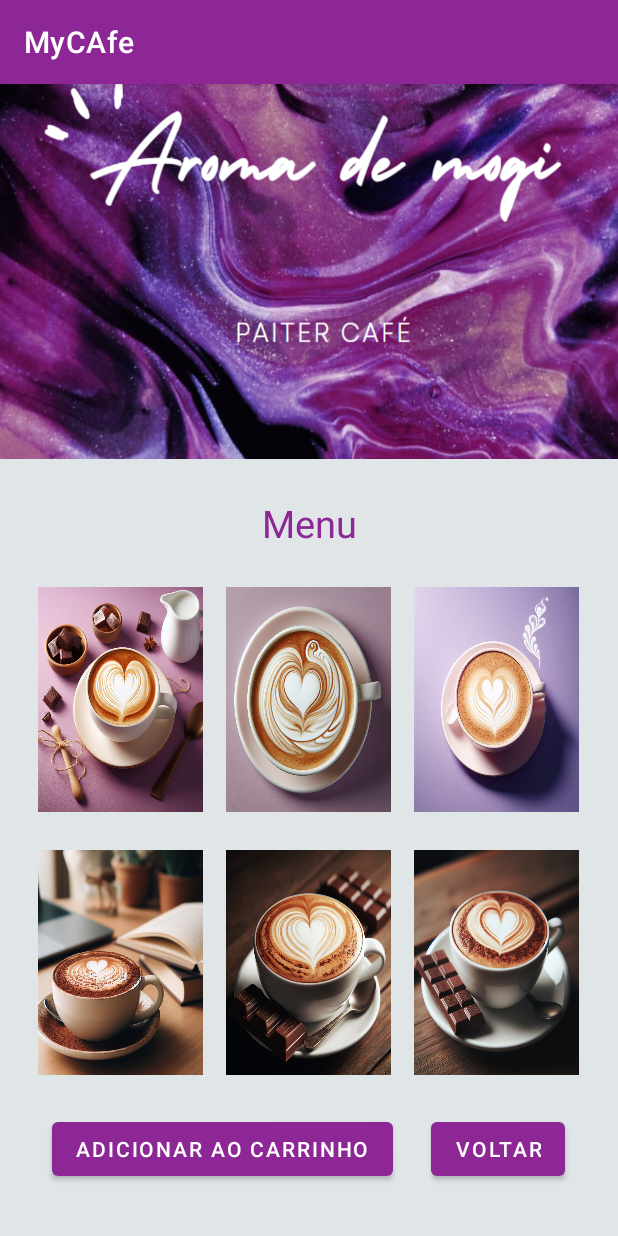
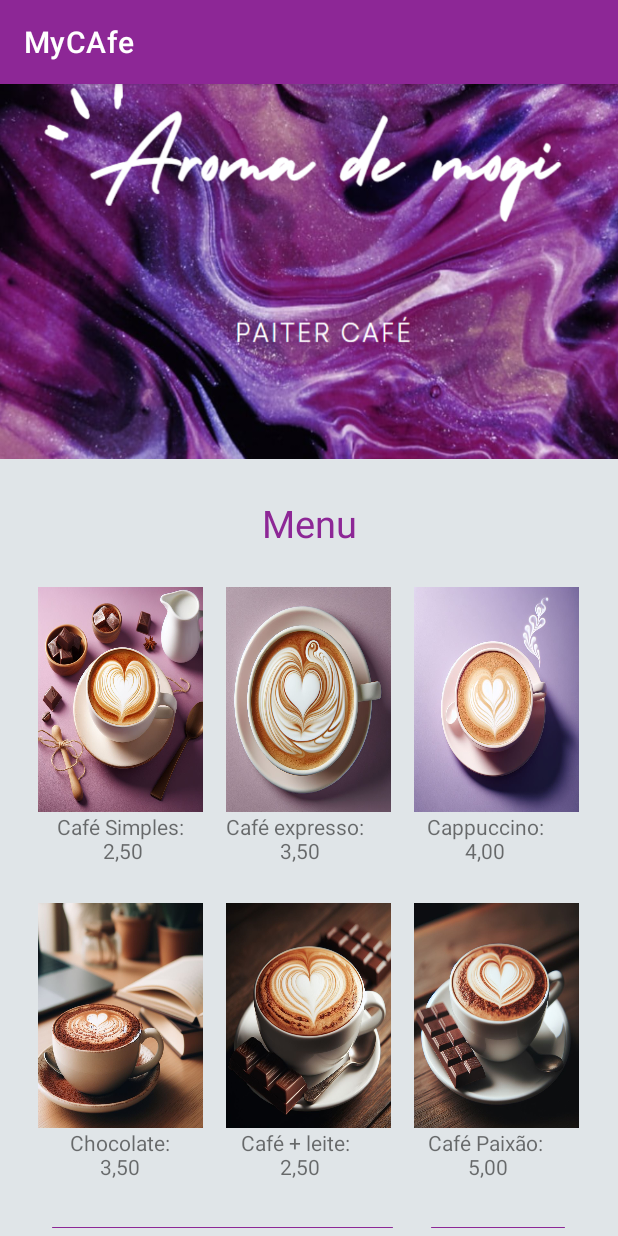
Before and after one commit to rafaelrvs/ProjetoCafe, an Android app: the MenuStore screen opened directly, with no data from a screen before it, on a phone screen of 412 x 824 dp. Run offline under Robolectric (Android 15) with nearby library versions, the light colour scheme and no system bars.

Commit message:
adicionando preco

```diff
--- a/app/src/main/java/com/rafael/mycafe/ActiveCadastro.kt
+++ b/app/src/main/java/com/rafael/mycafe/ActiveCadastro.kt
@@ -139,11 +139,10 @@ class ActiveCadastro:AppCompatActivity(){
         CadastrobtnProsseguir.setOnClickListener {
 
             val email = inputEmail.text.toString().trim()
-            if (email.isEmpty() || !android.utilPatterns.EMAIL_ADDRESS.matcher(email).matches()) {
-                inputEmail.error = "@string/ErroEm"
+            if (email.isEmpty() || !Patterns.EMAIL_ADDRESS.matcher(email).matches()) {
+                inputEmail.error = "Digite um e-mail válido"
                 return@setOnClickListener
             }
-
 
 
 
--- a/app/src/main/java/com/rafael/mycafe/Activeloja.kt
+++ b/app/src/main/java/com/rafael/mycafe/Activeloja.kt
@@ -17,7 +17,8 @@ class Activeloja : AppCompatActivity() {
     private  lateinit var btnRemover : Button
     private lateinit var textCarrinho :TextView
     private lateinit var btnVoltarStore : Button
-
+    val teste = intent.extras
+    val click = teste?.getString("click")
     @SuppressLint("MissingInflatedId")
     override fun onCreate(savedInstanceState: Bundle?) {
         super.onCreate(savedInstanceState)
--- a/app/src/main/res/layout/activity_menu.xml
+++ b/app/src/main/res/layout/activity_menu.xml
@@ -55,6 +55,11 @@
                 android:layout_marginTop="25dp"
                 >
 
+<LinearLayout
+    android:layout_width="wrap_content"
+    android:layout_height="wrap_content"
+    android:orientation="vertical"
+    >
 
     <View
         android:id="@+id/card01"
@@ -62,8 +67,31 @@
         android:layout_height="150dp"
         android:background="@drawable/menucafe"
 
+        />
+    <TextView
+        android:layout_width="match_parent"
+        android:layout_height="wrap_content"
+        android:text="@string/Preco01"
+        android:textAlignment="center"
 
         />
+
+
+
+</LinearLayout>
+
+
+
+
+
+
+                <LinearLayout
+                    android:layout_width="wrap_content"
+                    android:layout_height="wrap_content"
+                    android:orientation="vertical"
+                    >
+
+
                 <View
                     android:id="@+id/card02"
                     android:layout_width="110dp"
@@ -73,6 +101,33 @@
 
 
                     />
+
+
+
+
+
+                    <TextView
+                        android:layout_width="match_parent"
+                        android:layout_height="wrap_content"
+                        android:text="@string/Preco02"
+                        android:textAlignment="center"
+
+                        />
+
+
+
+                </LinearLayout>
+
+
+
+
+                <LinearLayout
+                    android:layout_width="wrap_content"
+                    android:layout_height="wrap_content"
+                    android:orientation="vertical"
+                    >
+
+
                 <View
                     android:id="@+id/card03"
                     android:layout_width="110dp"
@@ -81,6 +136,20 @@
                     android:layout_marginLeft="15dp"
 
                     />
+
+
+                <TextView
+                    android:layout_width="match_parent"
+                    android:layout_height="wrap_content"
+                    android:text="@string/Preco03"
+                    android:textAlignment="center"
+
+                    />
+
+
+
+            </LinearLayout>
+
 
         </LinearLayout>
 
@@ -103,6 +172,12 @@
             android:layout_marginTop="25dp"
             >
 
+            <LinearLayout
+                android:layout_width="wrap_content"
+                android:layout_height="wrap_content"
+                android:orientation="vertical"
+                >
+
 
             <View
                 android:id="@+id/card04"
@@ -111,6 +186,24 @@
                 android:background="@drawable/capuccino"
 
                 />
+
+                <TextView
+                    android:layout_width="match_parent"
+                    android:layout_height="wrap_content"
+                    android:text="@string/Preco04"
+                    android:textAlignment="center"
+
+                    />
+
+
+
+            </LinearLayout>
+            <LinearLayout
+                android:layout_width="wrap_content"
+                android:layout_height="wrap_content"
+                android:orientation="vertical"
+                >
+
             <View
                 android:id="@+id/card05"
                 android:layout_marginLeft="15dp"
@@ -120,6 +213,30 @@
 
 
                 />
+
+
+
+
+
+            <TextView
+                android:layout_width="match_parent"
+                android:layout_height="wrap_content"
+                android:text="@string/Preco05"
+                android:textAlignment="center"
+
+                />
+
+
+
+        </LinearLayout>
+
+            <LinearLayout
+                android:layout_width="wrap_content"
+                android:layout_height="wrap_content"
+                android:orientation="vertical"
+                >
+
+
             <View
                 android:id="@+id/card06"
                 android:layout_marginLeft="15dp"
@@ -128,6 +245,17 @@
                 android:background="@drawable/simples"/>
 
 
+                <TextView
+                    android:layout_width="match_parent"
+                    android:layout_height="wrap_content"
+                    android:text="@string/Preco06"
+                    android:textAlignment="center"
+
+                    />
+
+
+
+            </LinearLayout>
         </LinearLayout>
 
 
--- a/app/src/main/res/values/strings.xml
+++ b/app/src/main/res/values/strings.xml
@@ -23,5 +23,11 @@
     <string name="carrinho">Carrinho</string>
     <string name="ErroSenha">"Digite uma senha com no mínimo 6 caracteres"</string>
     <string name="ErroEmail">Digite um e-mail válido</string>
+    <string name="Preco01">Café Simples:\n 2,50</string>
+    <string name="Preco02">Café expresso: \n 3,50</string>
+    <string name="Preco03">Cappuccino:\n4,00</string>
+    <string name="Preco04">Chocolate:\n3,50</string>
+    <string name="Preco05">Café + leite: \n 2,50</string>
+    <string name="Preco06">Café Paixão:\n 5,00</string>
 
 </resources>
```
Also changed, not shown: app/src/main/java/com/rafael/mycafe/MenuStore.kt (+18 -2 lines). Lines whose indentation alone changed are shown as unchanged.
